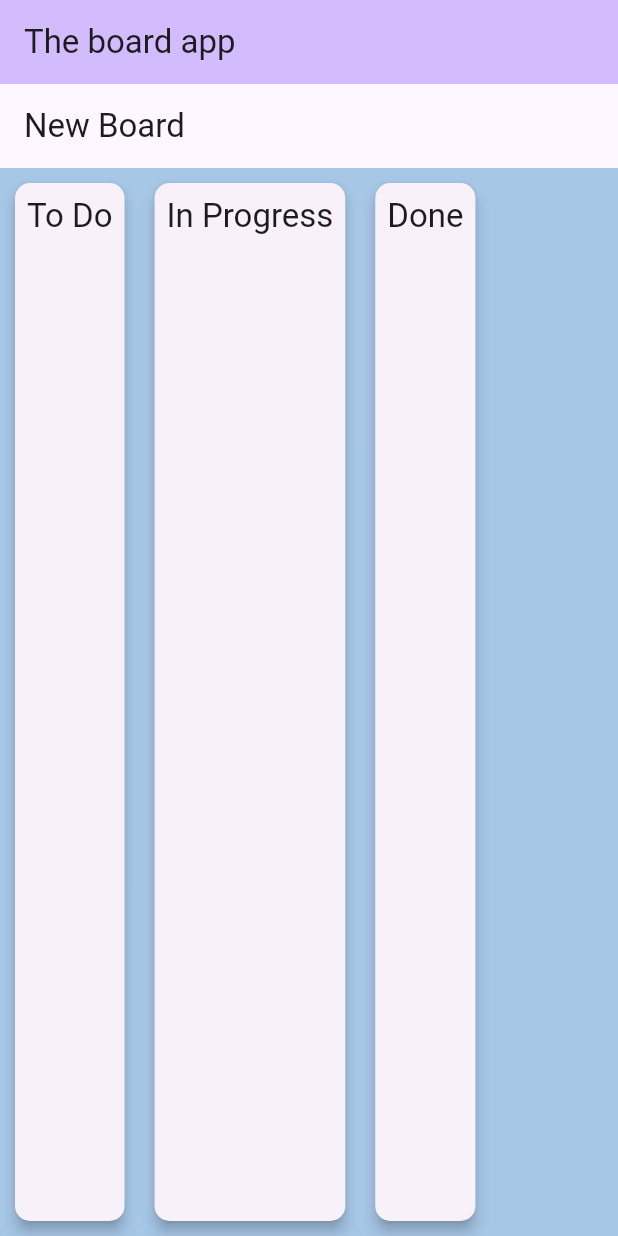
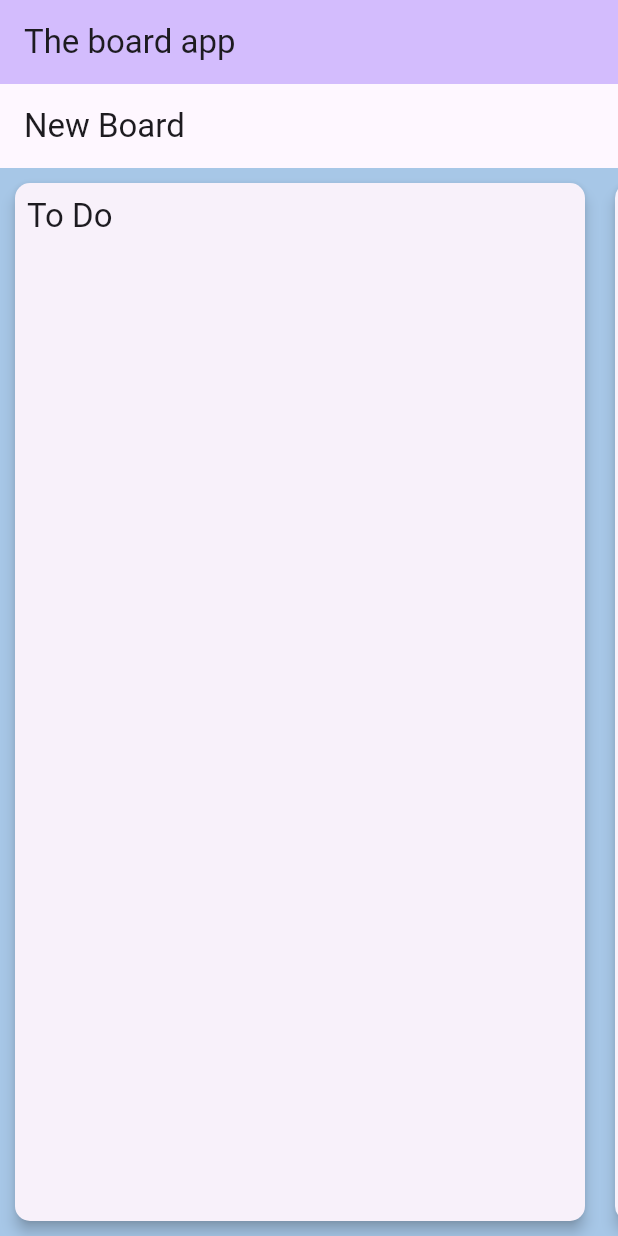
Before and after one commit to adriatech2020/board, a Flutter app: the screen it shows after launch, on a phone screen of 412 x 824 dp. Run offline on Flutter 3.47's test engine with Material 3 defaults, Android fonts, the phone set to English and light mode, and no system bars.

Commit message:
column min width

```diff
--- a/lib/config/column_configuration.dart
+++ b/lib/config/column_configuration.dart
@@ -7,6 +7,7 @@ class ColumnConfiguration {
   final EdgeInsetsGeometry margin;
   final double borderRadius;
   final double elevation;
+  final double minWidth;
 
   ColumnConfiguration({
     required this.title,
@@ -14,6 +15,7 @@ class ColumnConfiguration {
     this.margin = Defaults.defaultColumnMargin,
     this.borderRadius = Defaults.defaultColumnBorderRadius,
     this.elevation = Defaults.defaultColumnElevation,
+    this.minWidth = Defaults.defaultColumnMinWidth,
   });
 
   // Method to merge custom config with default config
@@ -31,6 +33,7 @@ class ColumnConfiguration {
       margin: mergedConfig['margin'] as EdgeInsetsGeometry,
       borderRadius: mergedConfig['borderRadius'] as double,
       elevation: mergedConfig['elevation'] as double,
+      minWidth: mergedConfig['minWidth'] as double,
     );
   }
 }
--- a/lib/config/column_defaults.dart
+++ b/lib/config/column_defaults.dart
@@ -11,6 +11,7 @@ class Defaults {
   static const EdgeInsets defaultColumnMargin = EdgeInsets.all(10.0);
   static const double defaultColumnBorderRadius = 10.0;
   static const double defaultColumnElevation = 4.0;
+  static const double defaultColumnMinWidth = 400.0;
 
   // Default Column Configuration
   static Map<String, dynamic> get defaultColumnConfig {
@@ -20,6 +21,7 @@ class Defaults {
       'margin': defaultColumnMargin,
       'borderRadius': defaultColumnBorderRadius,
       'elevation': defaultColumnElevation,
+      'minWidth': defaultColumnMinWidth,
     };
   }
 }
--- a/lib/widgets/board_column.dart
+++ b/lib/widgets/board_column.dart
@@ -16,7 +16,9 @@ class BoardColumn extends StatelessWidget {
     // Access configuration from the model
     final config = model.configuration;
 
-    return Card(
+    return Container(
+      constraints: BoxConstraints(minWidth: config.minWidth),
+      child: Card(
         elevation: config.elevation,
         shape: RoundedRectangleBorder(
           borderRadius: BorderRadius.circular(config.borderRadius),
@@ -36,6 +38,7 @@ class BoardColumn extends StatelessWidget {
             ],
           ),
         ),
+      ),
     );
   }
 }
```
Lines whose indentation alone changed are shown as unchanged.
